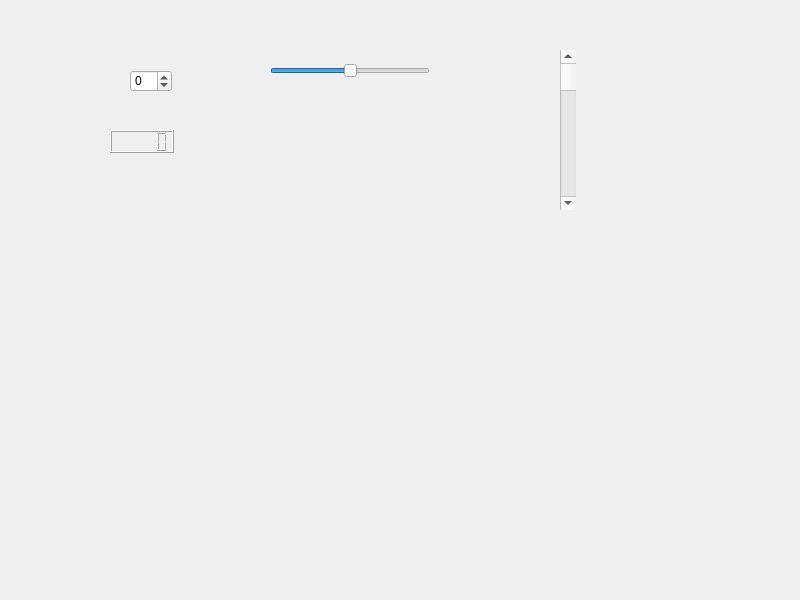
41343124/Spinbox, file widget.ui: the form before one commit.
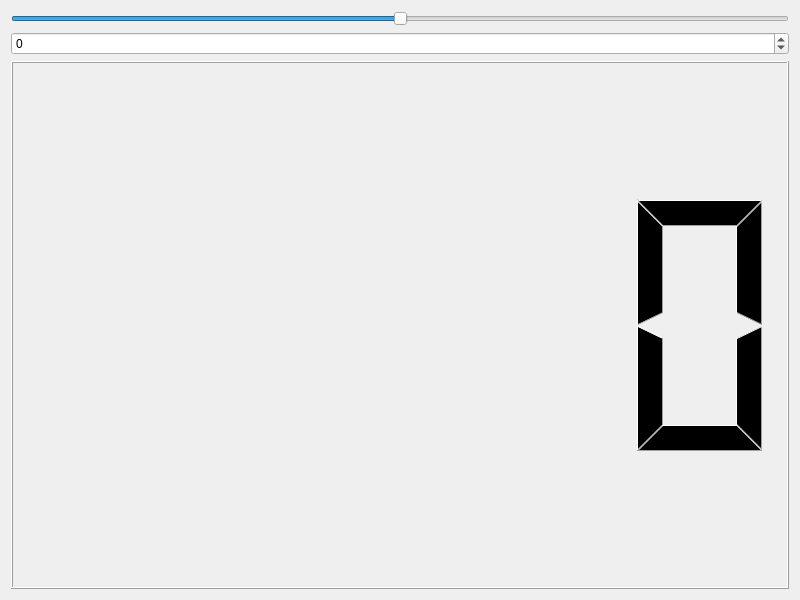
The form after the commit.

Commit message: Project completed

```diff
--- a/widget.ui
+++ b/widget.ui
@@ -13,31 +13,9 @@
   <property name="windowTitle">
    <string>Widget</string>
   </property>
-  <widget class="QSpinBox" name="spinBox">
-   <property name="geometry">
-    <rect>
-     <x>130</x>
-     <y>70</y>
-     <width>42</width>
-     <height>22</height>
-    </rect>
-   </property>
-   <property name="minimum">
-    <number>-100</number>
-   </property>
-   <property name="maximum">
-    <number>100</number>
-   </property>
-  </widget>
+  <layout class="QVBoxLayout" name="verticalLayout_4">
+   <item>
   <widget class="QSlider" name="horizontalSlider">
-   <property name="geometry">
-    <rect>
-     <x>270</x>
-     <y>60</y>
-     <width>160</width>
-     <height>22</height>
-    </rect>
-   </property>
    <property name="minimum">
     <number>-100</number>
    </property>
@@ -48,29 +26,21 @@
     <enum>Qt::Orientation::Horizontal</enum>
    </property>
   </widget>
-  <widget class="QScrollBar" name="verticalScrollBar">
-   <property name="geometry">
-    <rect>
-     <x>560</x>
-     <y>50</y>
-     <width>16</width>
-     <height>160</height>
-    </rect>
-   </property>
-   <property name="orientation">
-    <enum>Qt::Orientation::Vertical</enum>
-   </property>
-  </widget>
-  <widget class="QLCDNumber" name="lcdNumber">
-   <property name="geometry">
-    <rect>
-     <x>110</x>
-     <y>130</y>
-     <width>64</width>
-     <height>23</height>
-    </rect>
-   </property>
-  </widget>
+   </item>
+   <item>
+    <widget class="QSpinBox" name="spinBox">
+     <property name="minimum">
+      <number>-100</number>
+     </property>
+     <property name="maximum">
+      <number>100</number>
+     </property>
+    </widget>
+   </item>
+   <item>
+    <widget class="QLCDNumber" name="lcdNumber"/>
+   </item>
+  </layout>
  </widget>
  <resources/>
  <connections>
```
Lines whose indentation alone changed are shown as unchanged.
